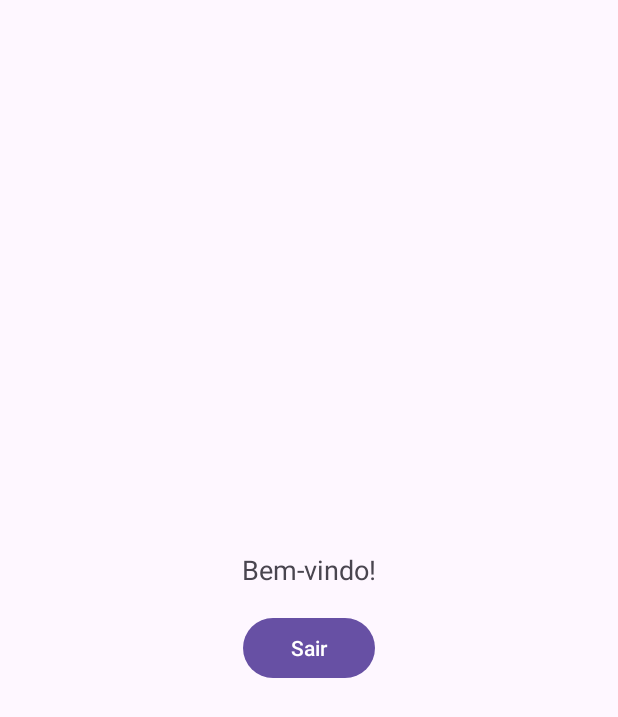
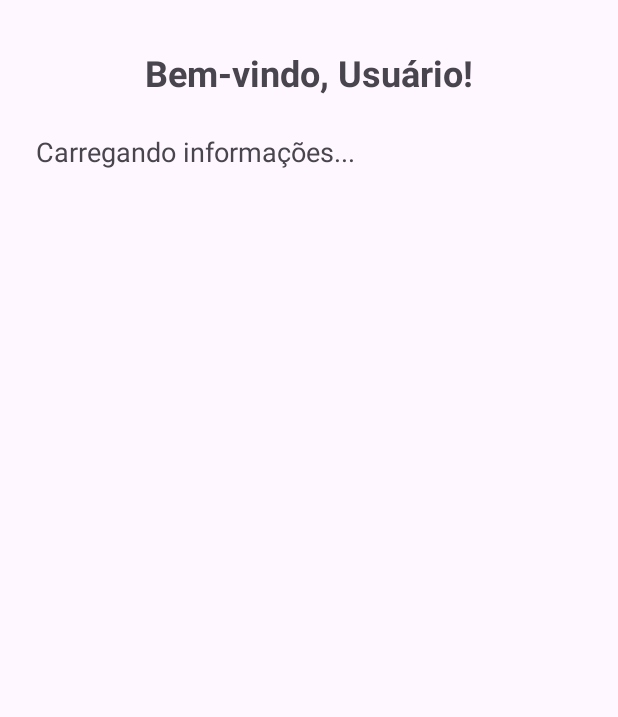
Before and after one commit to Jhennyf/Projeto-Nutrify, an Android app: the layout home_activity.xml on its own in the app's theme, with its tools: preview values and no code run, on a phone screen of 412 x 824 dp. Shown: the top 717 px of the screen. Run offline under Robolectric (Android 15) with nearby library versions, the phone set to English and light mode, and no system bars.

Commit message:
:recycle: refactor: Refatora a forma como é salvo um user no banco de dados

```diff
--- a/app/src/main/res/layout/home_activity.xml
+++ b/app/src/main/res/layout/home_activity.xml
@@ -3,20 +3,23 @@
     android:layout_width="match_parent"
     android:layout_height="match_parent"
     android:orientation="vertical"
-    android:gravity="center"
     android:padding="16dp">
 
     <TextView
-        android:id="@+id/emailTextView"
-        android:layout_width="wrap_content"
+        android:id="@+id/welcomeTextView"
+        android:layout_width="match_parent"
         android:layout_height="wrap_content"
-        android:text="Bem-vindo!"
+        android:text="Bem-vindo, Usuário!"
+        android:textSize="24sp"
+        android:gravity="center"
+        android:padding="16dp"
+        android:textStyle="bold" />
+
+    <TextView
+        android:id="@+id/infoTextView"
+        android:layout_width="match_parent"
+        android:layout_height="wrap_content"
+        android:text="Carregando informações..."
         android:textSize="18sp"
-        android:layout_marginBottom="16dp" />
-
-    <Button
-        android:id="@+id/logoutButton"
-        android:layout_width="wrap_content"
-        android:layout_height="wrap_content"
-        android:text="Sair" />
+        android:padding="8dp" />
 </LinearLayout>
```
Also changed, not shown: app/src/main/java/com/example/projeto_nutrify/HomeActivity.kt (+40 -14 lines).
